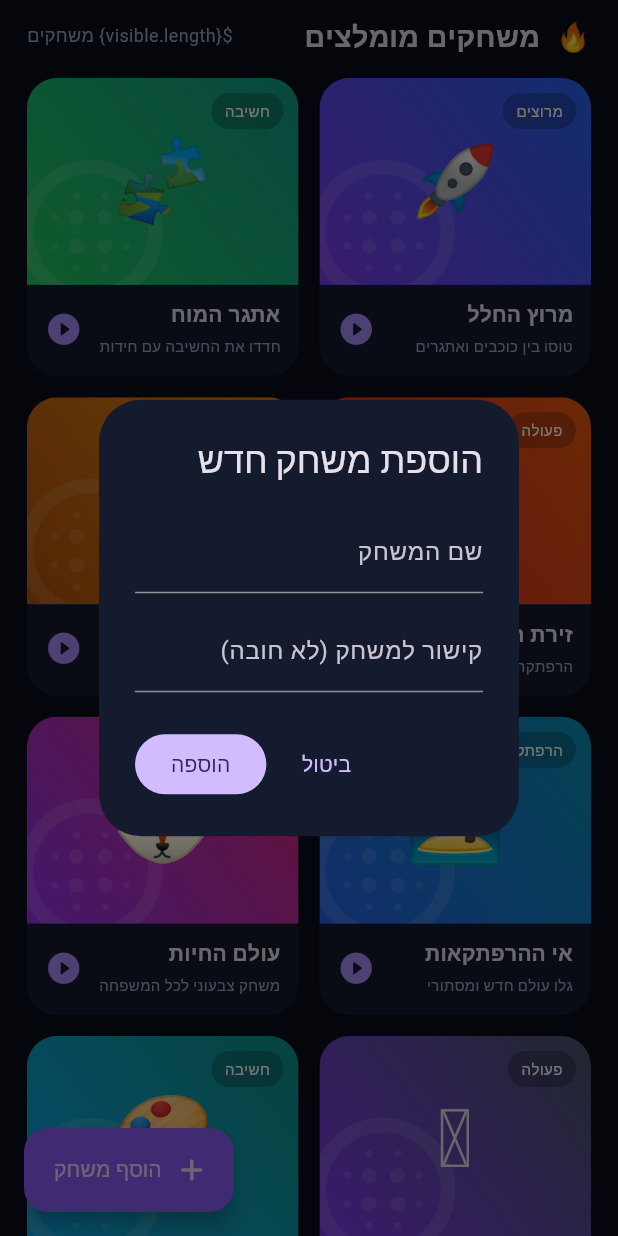
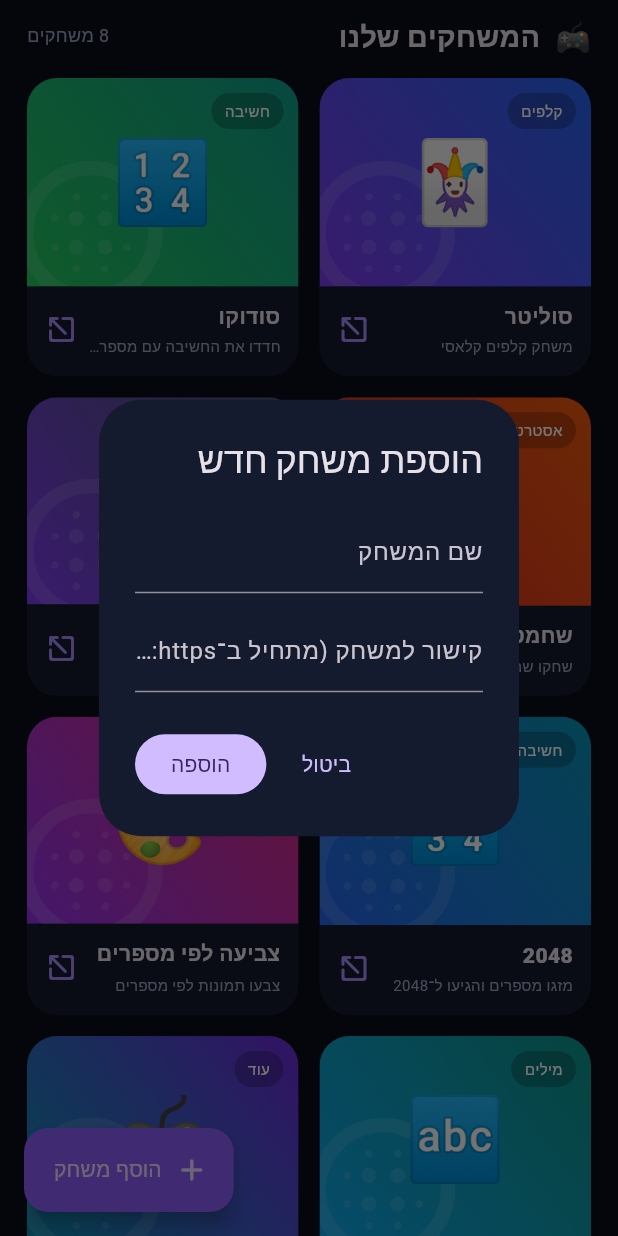
Before and after one commit to gilicohenhoshen-ui/gamecenter, a Flutter app: the screen it shows after launch, scrolled down 576 dp, after a tap on "הוסף משחק", on a phone screen of 412 x 824 dp. Run offline on Flutter 3.47's test engine with Material 3 defaults, Android fonts, the phone set to English and light mode, and no system bars; Roboto replaces fonts that are missing (Arial).

Commit message:
Connect GameCenter cards to playable browser games

```diff
--- a/lib/main.dart
+++ b/lib/main.dart
@@ -1,4 +1,5 @@
 import 'package:flutter/material.dart';
+import 'package:url_launcher/url_launcher.dart';
 
 void main() => runApp(const GameCenterApp());
 
@@ -25,8 +26,8 @@ class GameCenterApp extends StatelessWidget {
 }
 
 class Game {
-  Game(this.name, this.category, this.emoji, this.colors, {this.description = 'משחק מהנה שמחכה לך'});
-  final String name, category, emoji, description;
+  Game(this.name, this.category, this.emoji, this.colors, this.url, {this.description = 'משחק מהנה שמחכה לך'});
+  final String name, category, emoji, description, url;
   final List<Color> colors;
 }
 
@@ -39,22 +40,34 @@ class HomePage extends StatefulWidget {
 class _HomePageState extends State<HomePage> {
   final search = TextEditingController();
   String category = 'הכול';
-  final categories = ['הכול', 'חשיבה', 'פעולה', 'מרוצים', 'ספורט', 'הרפתקאות', 'ילדים'];
+  final categories = ['הכול', 'חשיבה', 'קלפים', 'אסטרטגיה', 'יצירה', 'מילים', 'עוד'];
   final games = <Game>[
-    Game('מרוץ החלל', 'מרוצים', '🚀', [Color(0xFF2563EB), Color(0xFF7C3AED)], description: 'טוסו בין כוכבים ואתגרים'),
-    Game('אתגר המוח', 'חשיבה', '🧩', [Color(0xFF0F9D8A), Color(0xFF22C55E)], description: 'חדדו את החשיבה עם חידות'),
-    Game('זירת הגיבורים', 'פעולה', '⚔️', [Color(0xFFEA580C), Color(0xFFDC2626)], description: 'הרפתקה מלאה באקשן'),
-    Game('כוכב הכדורסל', 'ספורט', '🏀', [Color(0xFFEA8A16), Color(0xFFB45309)], description: 'קלעו לסל ושברו שיאים'),
-    Game('אי ההרפתקאות', 'הרפתקאות', '🏝️', [Color(0xFF0891B2), Color(0xFF2563EB)], description: 'גלו עולם חדש ומסתורי'),
-    Game('עולם החיות', 'ילדים', '🦊', [Color(0xFFDB2777), Color(0xFF9333EA)], description: 'משחק צבעוני לכל המשפחה'),
-    Game('קפיצת הנינג׳ה', 'פעולה', '🥷', [Color(0xFF475569), Color(0xFF7C3AED)]),
-    Game('פאזל הצבעים', 'חשיבה', '🎨', [Color(0xFF0D9488), Color(0xFF0EA5E9)]),
+    Game('סוליטר', 'קלפים', '🃏', [Color(0xFF2563EB), Color(0xFF7C3AED)], 'https://www.mattegames.com/games/solitaire/', description: 'משחק קלפים קלאסי'),
+    Game('סודוקו', 'חשיבה', '🔢', [Color(0xFF0F9D8A), Color(0xFF22C55E)], 'https://www.mattegames.com/games/sudoku/', description: 'חדדו את החשיבה עם מספרים'),
+    Game('שחמט', 'אסטרטגיה', '♟️', [Color(0xFFEA580C), Color(0xFFDC2626)], 'https://www.mattegames.com/games/chess/', description: 'שחקו שחמט נגד המחשב'),
+    Game('שולה מוקשים', 'חשיבה', '💣', [Color(0xFF475569), Color(0xFF7C3AED)], 'https://www.mattegames.com/games/minesweeper/', description: 'משחק היגיון קלאסי'),
+    Game('2048', 'חשיבה', '🔢', [Color(0xFF0891B2), Color(0xFF2563EB)], 'https://www.mattegames.com/games/2048/', description: 'מזגו מספרים והגיעו ל־2048'),
+    Game('צביעה לפי מספרים', 'יצירה', '🎨', [Color(0xFFDB2777), Color(0xFF9333EA)], 'https://www.mattegames.com/games/coloring/', description: 'צבעו תמונות לפי מספרים'),
+    Game('אתגר מילים יומי', 'מילים', '🔤', [Color(0xFF0D9488), Color(0xFF0EA5E9)], 'https://www.mattegames.com/games/matte/', description: 'אתגר מילים בסגנון Wordle'),
+    Game('עוד משחקים', 'עוד', '🎮', [Color(0xFF6D28D9), Color(0xFF0891B2)], 'https://www.mattegames.com/', description: 'גלו משחקים נוספים בחינם'),
   ];
 
   List<Game> get visible => games.where((g) =>
     (category == 'הכול' || g.category == category) &&
-    ('\${g.name} \${g.category}'.toLowerCase().contains(search.text.toLowerCase()))
+    ('${g.name} ${g.category}'.toLowerCase().contains(search.text.toLowerCase()))
   ).toList();
+
+  Future<void> openGame(Game game) async {
+    final uri = Uri.tryParse(game.url);
+    if (uri == null || (uri.scheme != 'https' && uri.scheme != 'http')) {
+      ScaffoldMessenger.of(context).showSnackBar(const SnackBar(content: Text('קישור המשחק אינו תקין')));
+      return;
+    }
+    final opened = await launchUrl(uri, mode: LaunchMode.externalApplication);
+    if (!opened && mounted) {
+      ScaffoldMessenger.of(context).showSnackBar(const SnackBar(content: Text('לא הצלחנו לפתוח את המשחק. נסו שוב.')));
+    }
+  }
 
   void addGame() {
     final name = TextEditingController();
@@ -67,13 +80,18 @@ class _HomePageState extends State<HomePage> {
         content: Column(mainAxisSize: MainAxisSize.min, children: [
           TextField(controller: name, decoration: const InputDecoration(labelText: 'שם המשחק')),
           const SizedBox(height: 10),
-          TextField(controller: link, decoration: const InputDecoration(labelText: 'קישור למשחק (לא חובה)')),
+          TextField(controller: link, keyboardType: TextInputType.url, decoration: const InputDecoration(labelText: 'קישור למשחק (מתחיל ב־https://)')),
         ]),
         actions: [
           TextButton(onPressed: () => Navigator.pop(ctx), child: const Text('ביטול')),
           FilledButton(onPressed: () {
-            if (name.text.trim().isNotEmpty) setState(() => games.insert(0, Game(name.text.trim(), 'חשיבה', '🎮', [accent, const Color(0xFF2563EB)])));
-            Navigator.pop(ctx);
+            final uri = Uri.tryParse(link.text.trim());
+            if (name.text.trim().isNotEmpty && uri != null && (uri.scheme == 'https' || uri.scheme == 'http') && uri.host.isNotEmpty) {
+              setState(() => games.insert(0, Game(name.text.trim(), 'עוד', '🎮', [accent, const Color(0xFF2563EB)], uri.toString())));
+              Navigator.pop(ctx);
+            } else {
+              ScaffoldMessenger.of(context).showSnackBar(const SnackBar(content: Text('יש להזין שם וקישור תקין שמתחיל ב־https://')));
+            }
           }, child: const Text('הוספה')),
         ],
       ),
@@ -127,7 +145,7 @@ class _HomePageState extends State<HomePage> {
                       decoration: BoxDecoration(color: Colors.white.withValues(alpha: .12), borderRadius: BorderRadius.circular(30)),
                       child: const Text('🎮  ברוכים הבאים ל־GameCenter', style: TextStyle(fontSize: 12))),
                     const SizedBox(height: 15),
-                    Text('המשחק הבא שלך\\nמתחיל כאן', style: TextStyle(fontSize: wide ? 35 : 29, height: 1.15, fontWeight: FontWeight.w900)),
+                    Text('המשחק הבא שלך\nמתחיל כאן', style: TextStyle(fontSize: wide ? 35 : 29, height: 1.15, fontWeight: FontWeight.w900)),
                     const SizedBox(height: 9),
                     const Text('מגלים, משחקים ונהנים — כל עולם הגיימינג במקום אחד.', style: TextStyle(color: Color(0xFFD1D5E8), fontSize: 14)),
                     const SizedBox(height: 19),
@@ -158,8 +176,8 @@ class _HomePageState extends State<HomePage> {
                   labelStyle: TextStyle(color: category == categories[i] ? Colors.white : const Color(0xFFCBD5E1), fontWeight: FontWeight.w600)))),
               const SizedBox(height: 25),
               Row(children: [
-                const Text('🔥  משחקים מומלצים', style: TextStyle(fontSize: 19, fontWeight: FontWeight.w800)),
-                const Spacer(), Text('\${visible.length} משחקים', style: const TextStyle(color: muted, fontSize: 12)),
+                const Text('🎮  המשחקים שלנו', style: TextStyle(fontSize: 19, fontWeight: FontWeight.w800)),
+                const Spacer(), Text('${visible.length} משחקים', style: const TextStyle(color: muted, fontSize: 12)),
               ]),
               const SizedBox(height: 14),
             ]),
@@ -170,11 +188,7 @@ class _HomePageState extends State<HomePage> {
               final count = width > 900 ? 4 : width > 580 ? 3 : 2;
               return SliverGrid(
                 gridDelegate: SliverGridDelegateWithFixedCrossAxisCount(crossAxisCount: count, mainAxisSpacing: 14, crossAxisSpacing: 14, childAspectRatio: wide ? 1.13 : .91),
-                delegate: SliverChildBuilderDelegate((ctx, i) => GameCard(game: visible[i], onTap: () => showDialog(context: context, builder: (ctx) => AlertDialog(
-                  backgroundColor: panel, title: Text(visible[i].name),
-                  content: Text('\${visible[i].description}.\\n\\nאפשר לחבר כאן את קישור המשחק ולפתוח אותו מתוך GameCenter.'),
-                  actions: [TextButton(onPressed: () => Navigator.pop(ctx), child: const Text('סגירה'))],
-                ))), childCount: visible.length),
+                delegate: SliverChildBuilderDelegate((ctx, i) => GameCard(game: visible[i], onTap: () => openGame(visible[i])), childCount: visible.length),
               );
             }),
           ),
@@ -207,7 +221,7 @@ class GameCard extends StatelessWidget {
           Text(game.name, maxLines: 1, overflow: TextOverflow.ellipsis, style: const TextStyle(fontWeight: FontWeight.w800, fontSize: 14)),
           const SizedBox(height: 3), Text(game.description, maxLines: 1, overflow: TextOverflow.ellipsis, style: const TextStyle(color: muted, fontSize: 10)),
         ])),
-        const SizedBox(width: 5), const Icon(Icons.play_circle_fill_rounded, color: Color(0xFFA78BFA), size: 25),
+        const SizedBox(width: 5), const Icon(Icons.open_in_new_rounded, color: Color(0xFFA78BFA), size: 22),
       ])),
     ])),
   );
```
